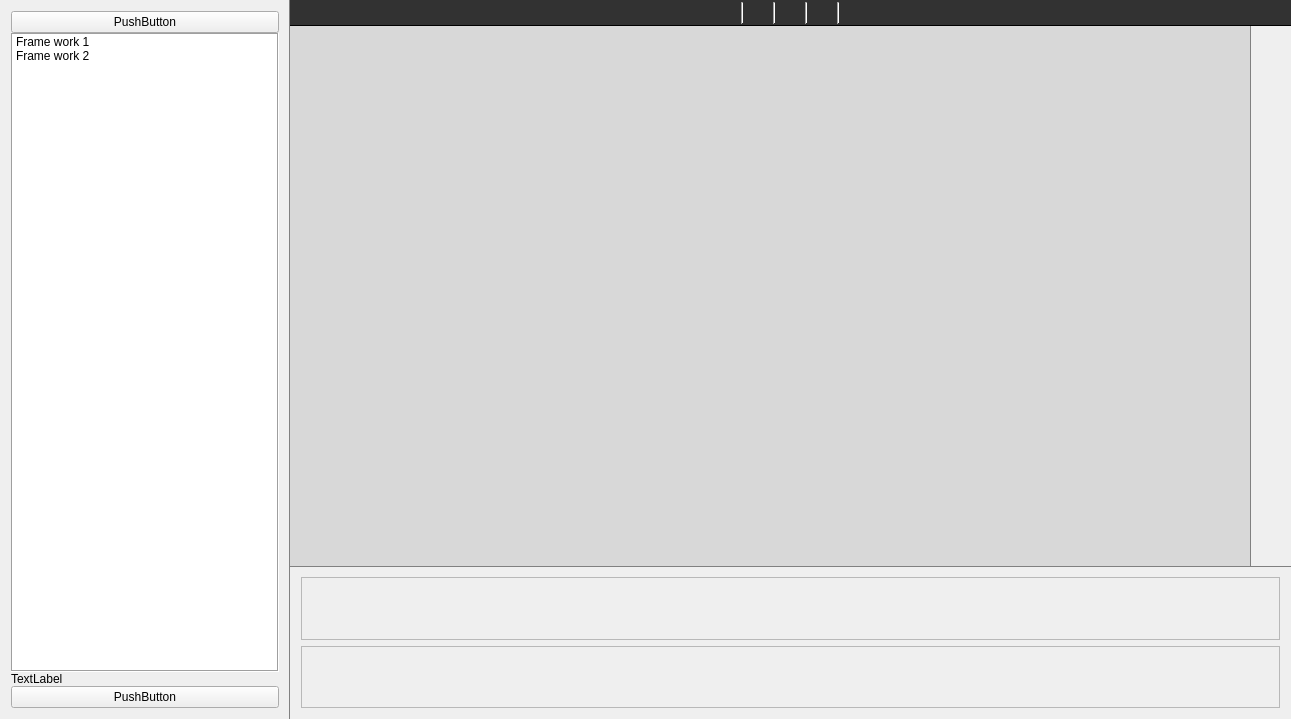
ludomuse/LudoMuseEditor, file cmainwindow.ui: the form before one commit.
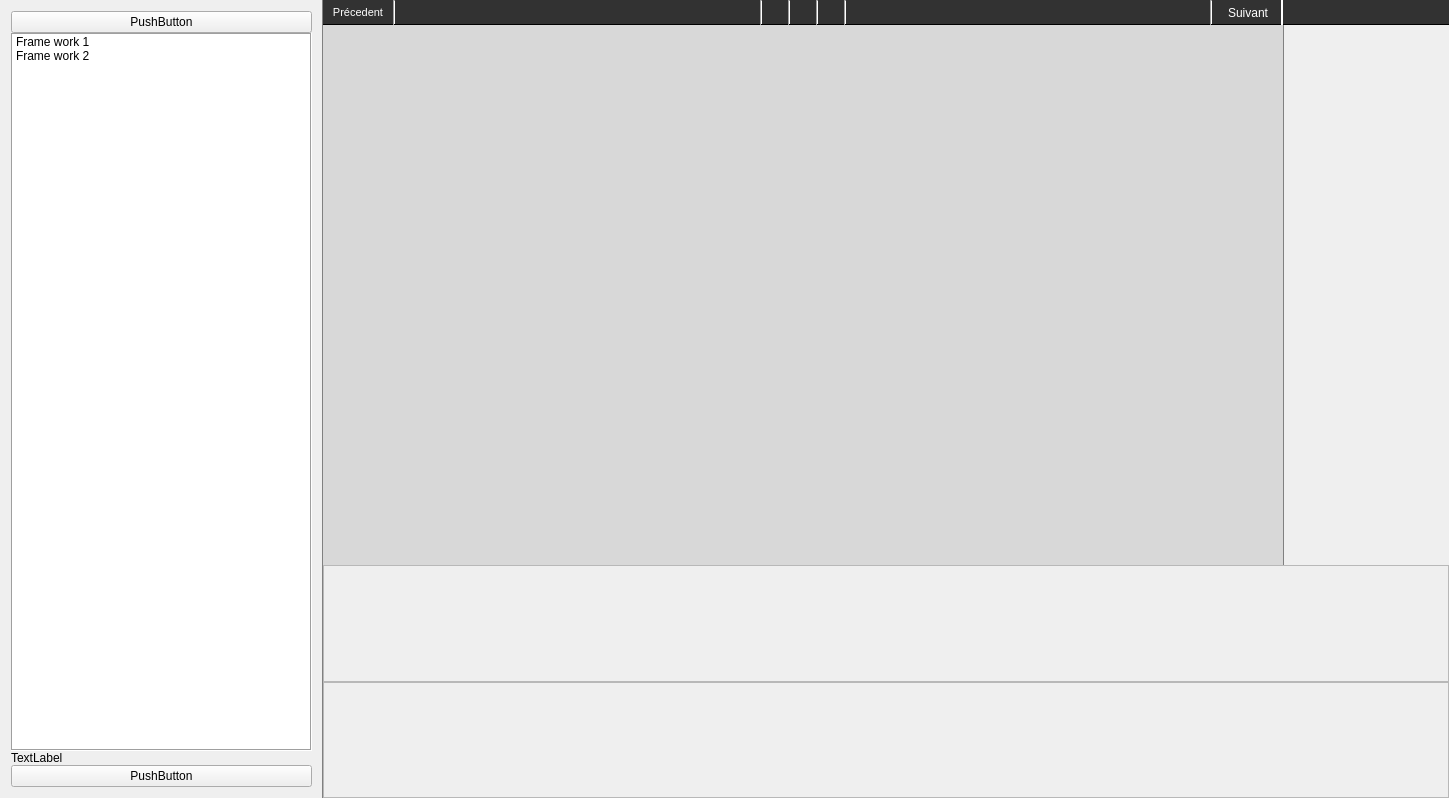
The form after the commit. Icons and pictures are not drawn.

Commit message: [ADD] can now choose path with the file explorer Qt [ADD] linking ok and retour button on inspector, now they close the inspector

```diff
--- a/cmainwindow.ui
+++ b/cmainwindow.ui
@@ -6,8 +6,8 @@
    <rect>
     <x>0</x>
     <y>0</y>
-    <width>1291</width>
-    <height>719</height>
+    <width>1449</width>
+    <height>798</height>
    </rect>
   </property>
   <property name="windowTitle">
@@ -162,22 +162,113 @@
 	background-color: rgb(50, 50, 50)
 }</string>
           </property>
+          <layout class="QHBoxLayout" name="horizontalLayout_10">
+           <property name="spacing">
+            <number>0</number>
+           </property>
+           <property name="leftMargin">
+            <number>0</number>
+           </property>
+           <property name="topMargin">
+            <number>0</number>
+           </property>
+           <property name="bottomMargin">
+            <number>0</number>
+           </property>
+           <item>
+            <widget class="QWidget" name="toolBarCocos" native="true">
+             <property name="sizePolicy">
+              <sizepolicy hsizetype="Minimum" vsizetype="Minimum">
+               <horstretch>0</horstretch>
+               <verstretch>0</verstretch>
+              </sizepolicy>
+             </property>
+             <property name="minimumSize">
+              <size>
+               <width>960</width>
+               <height>25</height>
+              </size>
+             </property>
+             <property name="maximumSize">
+              <size>
+               <width>960</width>
+               <height>25</height>
+              </size>
+             </property>
+             <property name="styleSheet">
+              <string notr="true">#toolBarCocos{
+	border-right : 2px solid rgba(255,255,255,255);
+}</string>
+             </property>
           <layout class="QHBoxLayout" name="horizontalLayout_2">
            <property name="spacing">
-            <number>2</number>
+               <number>0</number>
            </property>
            <property name="leftMargin">
             <number>0</number>
            </property>
            <property name="topMargin">
-            <number>2</number>
+               <number>0</number>
            </property>
            <property name="rightMargin">
             <number>0</number>
            </property>
            <property name="bottomMargin">
-            <number>2</number>
-           </property>
+               <number>0</number>
+              </property>
+              <item>
+               <widget class="QPushButton" name="prevScreenButton">
+                <property name="enabled">
+                 <bool>true</bool>
+                </property>
+                <property name="sizePolicy">
+                 <sizepolicy hsizetype="Fixed" vsizetype="Fixed">
+                  <horstretch>0</horstretch>
+                  <verstretch>0</verstretch>
+                 </sizepolicy>
+                </property>
+                <property name="maximumSize">
+                 <size>
+                  <width>70</width>
+                  <height>25</height>
+                 </size>
+                </property>
+                <property name="baseSize">
+                 <size>
+                  <width>500</width>
+                  <height>50</height>
+                 </size>
+                </property>
+                <property name="font">
+                 <font>
+                  <pointsize>8</pointsize>
+                  <weight>50</weight>
+                  <bold>false</bold>
+                 </font>
+                </property>
+                <property name="autoFillBackground">
+                 <bool>false</bool>
+                </property>
+                <property name="styleSheet">
+                 <string notr="true">#prevScreenButton{
+	color: rgb(255, 255, 255);
+}</string>
+                </property>
+                <property name="text">
+                 <string>Précedent</string>
+                </property>
+                <property name="flat">
+                 <bool>true</bool>
+                </property>
+               </widget>
+              </item>
+              <item>
+               <widget class="Line" name="line_5">
+                <property name="orientation">
+                 <enum>Qt::Vertical</enum>
+                </property>
+               </widget>
+              </item>
            <item>
             <spacer name="horizontalSpacer">
              <property name="orientation">
@@ -368,6 +459,65 @@
              </property>
             </spacer>
            </item>
+              <item>
+               <widget class="Line" name="line_6">
+                <property name="orientation">
+                 <enum>Qt::Vertical</enum>
+                </property>
+               </widget>
+              </item>
+              <item>
+               <widget class="QPushButton" name="nextScreenButton">
+                <property name="enabled">
+                 <bool>true</bool>
+                </property>
+                <property name="sizePolicy">
+                 <sizepolicy hsizetype="Fixed" vsizetype="Fixed">
+                  <horstretch>0</horstretch>
+                  <verstretch>0</verstretch>
+                 </sizepolicy>
+                </property>
+                <property name="maximumSize">
+                 <size>
+                  <width>70</width>
+                  <height>25</height>
+                 </size>
+                </property>
+                <property name="baseSize">
+                 <size>
+                  <width>500</width>
+                  <height>50</height>
+                 </size>
+                </property>
+                <property name="autoFillBackground">
+                 <bool>false</bool>
+                </property>
+                <property name="styleSheet">
+                 <string notr="true">#nextScreenButton {
+	color: rgb(255, 255, 255);
+}</string>
+                </property>
+                <property name="text">
+                 <string>Suivant</string>
+                </property>
+                <property name="flat">
+                 <bool>true</bool>
+                </property>
+               </widget>
+              </item>
+             </layout>
+            </widget>
+           </item>
+           <item>
+            <widget class="QWidget" name="toolBarInspector" native="true">
+             <property name="sizePolicy">
+              <sizepolicy hsizetype="Minimum" vsizetype="Minimum">
+               <horstretch>0</horstretch>
+               <verstretch>0</verstretch>
+              </sizepolicy>
+             </property>
+            </widget>
+           </item>
           </layout>
          </widget>
         </item>
@@ -436,7 +586,7 @@
            <item>
             <widget class="QWidget" name="inspectorContainer" native="true">
              <property name="sizePolicy">
-              <sizepolicy hsizetype="Preferred" vsizetype="Preferred">
+              <sizepolicy hsizetype="Minimum" vsizetype="Minimum">
                <horstretch>0</horstretch>
                <verstretch>0</verstretch>
               </sizepolicy>
@@ -444,7 +594,13 @@
              <property name="minimumSize">
               <size>
                <width>0</width>
-               <height>0</height>
+               <height>540</height>
+              </size>
+             </property>
+             <property name="maximumSize">
+              <size>
+               <width>16777215</width>
+               <height>540</height>
               </size>
              </property>
              <property name="baseSize">
@@ -494,6 +650,21 @@
 }</string>
           </property>
           <layout class="QVBoxLayout" name="verticalLayout_3">
+           <property name="spacing">
+            <number>0</number>
+           </property>
+           <property name="leftMargin">
+            <number>0</number>
+           </property>
+           <property name="topMargin">
+            <number>0</number>
+           </property>
+           <property name="rightMargin">
+            <number>0</number>
+           </property>
+           <property name="bottomMargin">
+            <number>0</number>
+           </property>
            <item>
             <widget class="QScrollArea" name="scrollArea_2">
              <property name="widgetResizable">
@@ -504,8 +675,8 @@
                <rect>
                 <x>0</x>
                 <y>0</y>
-                <width>977</width>
-                <height>59</height>
+                <width>1127</width>
+                <height>115</height>
                </rect>
               </property>
               <layout class="QHBoxLayout" name="horizontalLayout_6">
@@ -533,8 +704,8 @@
                <rect>
                 <x>0</x>
                 <y>0</y>
-                <width>977</width>
-                <height>58</height>
+                <width>1127</width>
+                <height>114</height>
                </rect>
               </property>
               <layout class="QHBoxLayout" name="horizontalLayout_5">
```
Left out of the diff: 2 changed lines with no effect on the pictures. Lines whose indentation alone changed are shown as unchanged. The commit also changes 6 other files.
